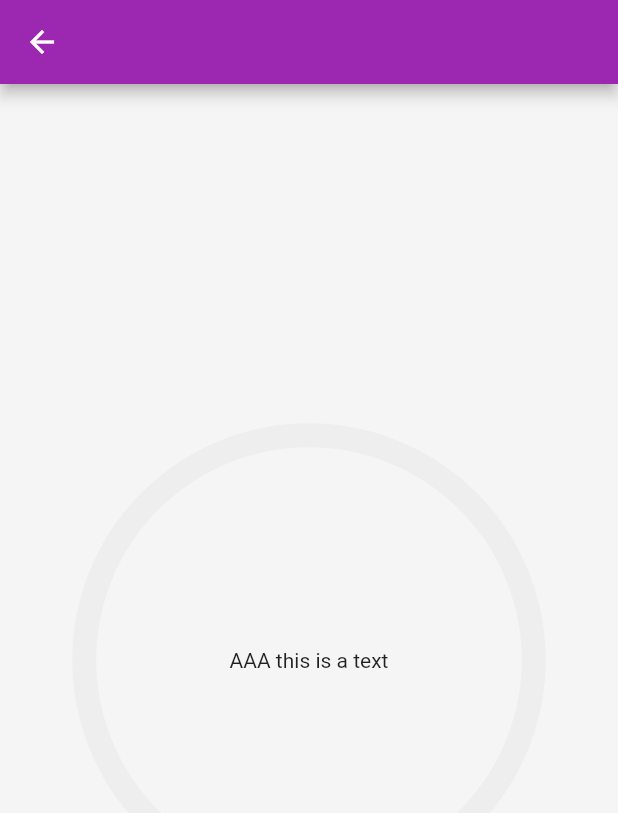
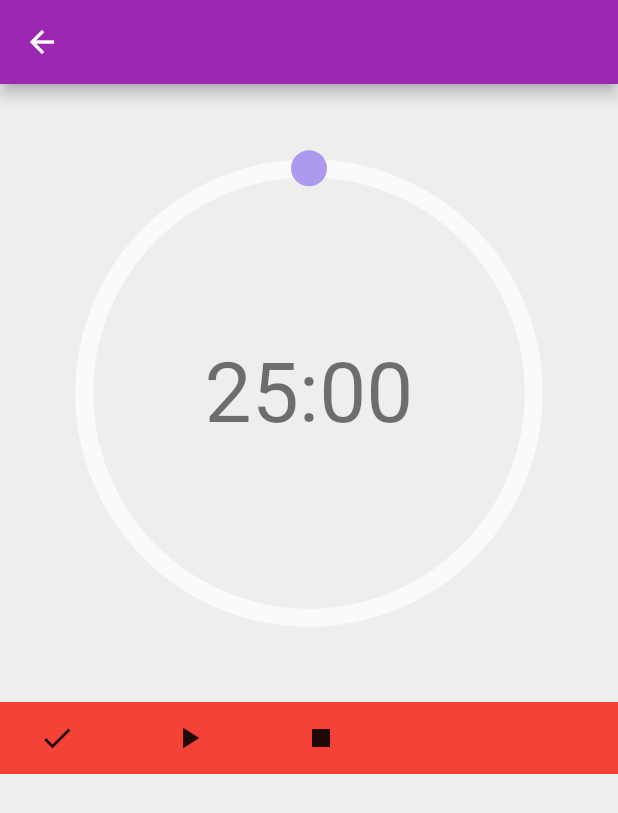
Before and after one commit to takenoto/producity_app, a Flutter app: the PomodoroRunningScreen screen opened directly, on a phone screen of 412 x 824 dp. Shown: the top 813 px of the screen. Run offline on Flutter 3.47's test engine with Material 2 defaults, Android fonts, the phone set to English and light mode, and no system bars.

Commit message:
Added some more customization to the UI and started to putsome menus in their place.

```diff
--- a/lib/constants/colors.dart
+++ b/lib/constants/colors.dart
@@ -1,10 +1,31 @@
 import 'package:flutter/material.dart';
 
-final Color kRestColor = Colors.green[200];
-final Color kRestColorShade = Colors.green[400];
-final Color kWorkColor = Colors.purple[100];
-final Color kWorkColorShade = Colors.purple[400];
-final Color kWorkColorBright = Colors.purple[700];
-final Color kLightColorShade = Colors.grey[100];
-final Color kLightColorShade2 = Colors.grey[200];
+final Color kRestColor = Color(0xff00838f);
+final Color kRestBright = Color(0xff4fb3bf);
+final Color kRestColorShade = Color(0xff005662);
+// final Color kWorkColor = Colors.purple[100];
+final Color kWorkColor = Color(0xffad9aef);
+final Color kWorkColorShade = Color(0xff8867b9);
+final Color kWorkColorBright = Color(0xffe6d5ff);
+final Color kLightColorShade = Colors.grey[200];
+final Color kLightColorShade2 = Color(0xfffafafa);
+final Color kDarkColorBright = Color(0xff2a2a2a);
+final Color kDarkColor = Color(0xff0c0c0c);
 final Color kLightColor = Colors.white;
+
+//P&B
+// #ffffff
+// #fafafa
+// #c7c7c7
+// #2a2a2a
+// #0c0c0c
+
+// Roxos
+// #8867b9
+// #ad9aef
+// #e6d5ff
+
+// Verdes
+// #005662
+// #4fb3bf
+// #00838f
--- a/lib/constants/dimensions.dart
+++ b/lib/constants/dimensions.dart
@@ -1,3 +1,3 @@
 const double kPadding = 16;
 const double kBorderRadius = 12;
-const double kStrokeWidth = 16;
+const double kStrokeWidth = 12;
--- a/lib/presentation/screens/pomodoro_running_screen.dart
+++ b/lib/presentation/screens/pomodoro_running_screen.dart
@@ -1,5 +1,6 @@
 import 'package:flutter/material.dart';
 import 'package:producity_app/presentation/widgets/pomodoro_circle_widget.dart';
+import 'package:producity_app/presentation/widgets/pomodoro_control_menu.dart';
 
 class PomodoroRunningScreen extends StatelessWidget {
   @override
@@ -7,7 +8,9 @@ class PomodoroRunningScreen extends StatelessWidget {
     return Scaffold(
       appBar: AppBar(backgroundColor: Theme.of(context).primaryColor),
       body: Center(
-        child: PomodoroCircleWidget(),
+        child: Column(
+          children: [PomodoroCircleWidget(), PomodoroControllerMenu()],
+        ),
       ),
     );
   }
--- a/lib/presentation/widgets/pomodoro_circle_widget.dart
+++ b/lib/presentation/widgets/pomodoro_circle_widget.dart
@@ -1,14 +1,18 @@
+import 'dart:math' as math;
+
 import 'package:flutter/material.dart';
 import 'package:producity_app/business_logic/pomodoro_session_notifier.dart';
 import 'package:producity_app/constants/colors.dart';
 import 'package:producity_app/constants/dimensions.dart';
 import 'package:producity_app/data/models/pomodoro.dart';
 import 'package:provider/provider.dart';
-import 'dart:math' as math;
+
+import '../../business_logic/pomodoro_session_notifier.dart';
 
 class PomodoroCircleWidget extends StatelessWidget {
   @override
   Widget build(BuildContext context) {
+    final TextStyle textStyle = Theme.of(context).textTheme.headline2;
     Pomodoro currentPomo =
         Provider.of<PomodoroSessionNotifier>(context, listen: false)
             .pomodoroSession
@@ -21,7 +25,10 @@ class PomodoroCircleWidget extends StatelessWidget {
       child: Stack(children: [
         Align(
           alignment: Alignment.center,
-          child: CustomPaint(
+          child: Selector<PomodoroSessionNotifier, double>(
+            selector: (_, pomoNotifier) =>
+                pomoNotifier.pomodoroSession.currentPomodoro.percentCompleted,
+            builder: (_, percentCompleted, child) => CustomPaint(
               painter: CirclePainter(
                 radius: circleRadius,
                 percentCompletion: currentPomo.percentCompleted,
@@ -34,9 +41,26 @@ class PomodoroCircleWidget extends StatelessWidget {
               ),
             ),
           ),
+        ),
         Align(
           alignment: Alignment.center,
-          child: Text('AAA this is a text'),
+          child: Selector<PomodoroSessionNotifier, String>(
+            selector: (_, pomoNotifier) {
+              Duration remainingDuration = Duration(
+                  seconds: pomoNotifier
+                          .pomodoroSession.currentPomodoro.duration.inSeconds -
+                      pomoNotifier.pomodoroSession.currentPomodoro
+                          .completedDuration.inSeconds);
+              String seconds =
+                  remainingDuration.inSeconds.remainder(60).toString();
+              if (seconds == '0') seconds = '00';
+              return remainingDuration.inMinutes.toString() + ':' + seconds;
+            },
+            builder: (_, timeString, child) => Text(
+              timeString,
+              style: textStyle,
+            ),
+          ),
         )
       ]),
     );
@@ -57,6 +81,8 @@ class CirclePainter extends CustomPainter {
 
   @override
   void paint(Canvas canvas, Size size) {
+    double startingAngle = -math.pi / 2;
+
     final Paint paint = Paint()
       ..color = progressColor
       ..style = PaintingStyle.stroke
@@ -102,8 +128,13 @@ class CirclePainter extends CustomPainter {
 
     // canvas.drawPath(circlePath, paint..color = progressColor);
 
-    canvas.drawArc(Offset.zero & size, -math.pi / 2, angle, false,
+    //Arco do progresso
+    canvas.drawArc(Offset.zero & size, startingAngle, angle, false,
         paint..color = progressColor);
+
+    //Círculo do meio onde começam as coisas
+    canvas.drawCircle(
+        Offset(radius, 0), kStrokeWidth, Paint()..color = paint.color);
   }
 
   @override
--- /dev/null
+++ b/lib/presentation/widgets/pomodoro_control_menu.dart
@@ -0,0 +1,36 @@
+import 'package:flutter/material.dart';
+
+class PomodoroControllerMenu extends StatelessWidget {
+  //TODO: Adicionar os ícones
+  //TODO: os métodos devem ser passados por quem criar o widget pra ficar mais fácil já que ele vai controlar uma stream
+
+  @override
+  Widget build(BuildContext context) {
+    return Container(
+      color: Colors.red,
+      child: Row(
+        children: [
+          FlatButton.icon(
+              onPressed: () {}, icon: Icon(Icons.check), label: null),
+          _PlayAndPauseButton(),
+          FlatButton.icon(
+              onPressed: () {}, icon: Icon(Icons.stop), label: null),
+        ],
+      ),
+    );
+  }
+}
+
+class _PlayAndPauseButton extends StatefulWidget {
+  @override
+  __PlayAndPauseButtonState createState() => __PlayAndPauseButtonState();
+}
+
+class __PlayAndPauseButtonState extends State<_PlayAndPauseButton> {
+  @override
+  Widget build(BuildContext context) {
+    //TODO: Fazer ele trocar de play para pause e vice-versa quando for pressionado
+    return FlatButton.icon(
+        onPressed: () {}, icon: Icon(Icons.play_arrow), label: null);
+  }
+}
```
Lines whose indentation alone changed are shown as unchanged.
